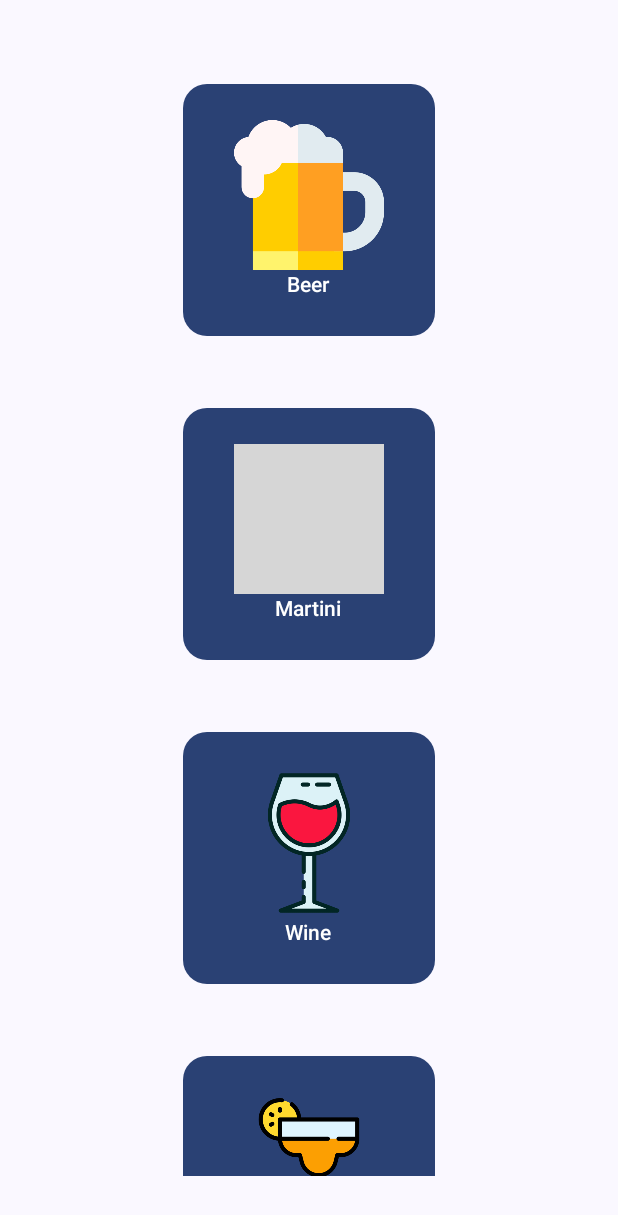
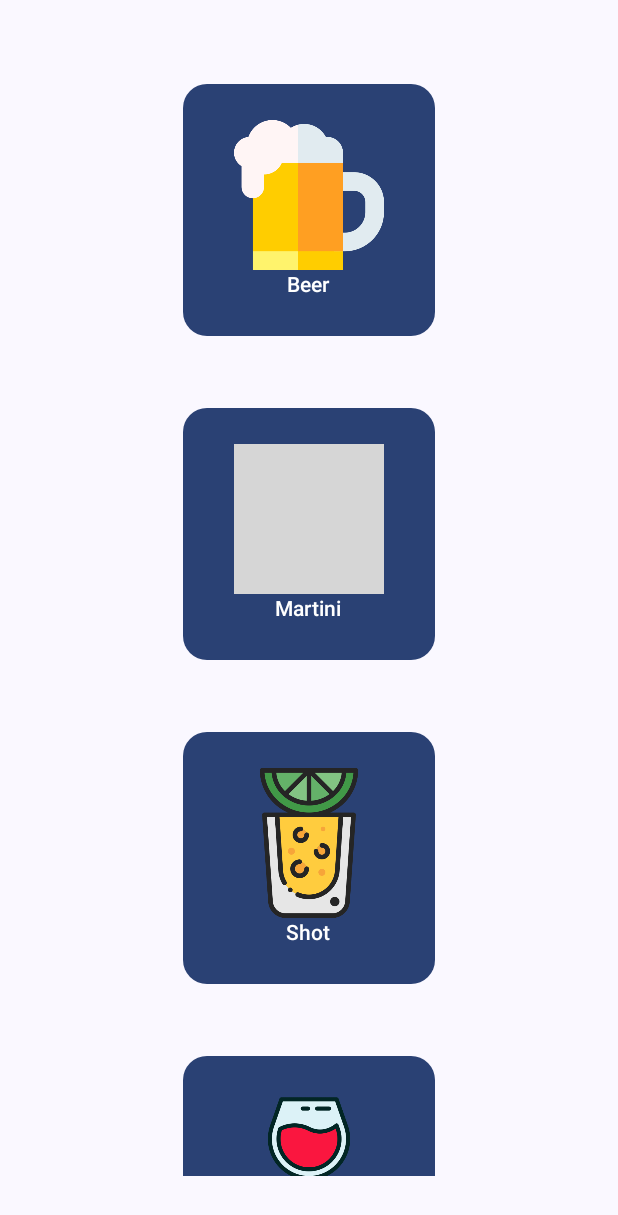
Before and after one commit to hugomdinis/TrabalhoFinalPA, an Android app built with Jetpack Compose: the screen it shows after launch (MainActivity), on a phone screen of 412 x 824 dp. Shown: the top 1215 px of the screen. Run offline under Robolectric (Android 15) with nearby library versions, the phone set to English and light mode, and no system bars; grey boxes are pictures that could not be loaded.

Commit message:
Adicionar Navegação com NavHost para quando clicar nos botões mudar de view

```diff
--- a/app/build.gradle.kts
+++ b/app/build.gradle.kts
@@ -56,6 +56,7 @@ dependencies {
     implementation(libs.androidx.ui.graphics)
     implementation(libs.androidx.ui.tooling.preview)
     implementation(libs.androidx.material3)
+    implementation(libs.androidx.navigation.compose)
     testImplementation(libs.junit)
     androidTestImplementation(libs.androidx.junit)
     androidTestImplementation(libs.androidx.espresso.core)
--- a/app/src/main/java/com/example/trabalhofinalpa/Data/Drink.kt
+++ b/app/src/main/java/com/example/trabalhofinalpa/Data/Drink.kt
@@ -10,6 +10,7 @@ data class Drink(val name: String, val imageRes: Int){
         val drinks = listOf(
             Drink("Beer", R.drawable.beer_mug),
             Drink("Martini", R.drawable.martini),
+            Drink("Shot", R.drawable.shot),
             Drink("Wine", R.drawable.copodevinho),
             Drink("Margarita", R.drawable.margarita),
             Drink("Whiskey", R.drawable.whiskey),
--- a/app/src/main/java/com/example/trabalhofinalpa/MainActivity.kt
+++ b/app/src/main/java/com/example/trabalhofinalpa/MainActivity.kt
@@ -24,6 +24,10 @@ import androidx.compose.ui.Modifier
 import androidx.compose.ui.res.painterResource
 import androidx.compose.ui.tooling.preview.Preview
 import androidx.compose.ui.unit.dp
+import androidx.navigation.NavHostController
+import androidx.navigation.compose.NavHost
+import androidx.navigation.compose.composable
+import androidx.navigation.compose.rememberNavController
 import com.example.trabalhofinalpa.Data.Drink
 import com.example.trabalhofinalpa.Data.Drink.Companion.drinks
 import com.example.trabalhofinalpa.ui.theme.TrabalhoFinalPATheme
@@ -37,14 +41,29 @@ class MainActivity : ComponentActivity() {
                 Surface(
                     modifier = Modifier.fillMaxSize()
                 ) {
-                    NightOutLayout()
+                    SetupNavigation()
                 }
             }
         }
     }
 
     @Composable
-    fun NightOutLayout() {
+    fun SetupNavigation(){
+        val navController = rememberNavController()
+
+        NavHost(navController = navController, startDestination = "home"){
+            composable("home"){
+                NightOutLayout(navController)
+            }
+            composable("drinkQuantity/{drinkName}"){backStackEntry ->
+                val drinkName = backStackEntry.arguments?.getString("drinkName") ?: ""
+                DrinkScreen(drinkName = drinkName)
+            }
+        }
+    }
+
+    @Composable
+    fun NightOutLayout(navController: NavHostController) {
         LazyColumn (
             modifier = Modifier
                 .padding(40.dp)
@@ -53,15 +72,15 @@ class MainActivity : ComponentActivity() {
             verticalArrangement = Arrangement.spacedBy(16.dp)
         ){
             items(drinks) {drink ->
-                DrinkButton(drink)
+                DrinkButton(drink, navController)
             }
         }
     }
 
     @Composable
-    fun DrinkButton(drink: Drink) {
+    fun DrinkButton(drink: Drink, navController: NavHostController) {
         Button(
-            onClick = { /*TODO*/ },
+            onClick = { navController.navigate("drinkQuantity/${drink.name}") },
             modifier = Modifier
                 .size(200.dp)
                 .padding(16.dp),
@@ -82,11 +101,16 @@ class MainActivity : ComponentActivity() {
         }
     }
 
+    @Composable
+    fun DrinkScreen(drinkName: String) {
+
+    }
+
     @Preview(showBackground = true)
     @Composable
     fun NightOutPreview() {
         TrabalhoFinalPATheme {
-            NightOutLayout()
+            NightOutLayout(rememberNavController())
         }
     }
 }
--- a/gradle/libs.versions.toml
+++ b/gradle/libs.versions.toml
@@ -8,6 +8,7 @@ espressoCore = "3.5.1"
 lifecycleRuntimeKtx = "2.6.1"
 activityCompose = "1.8.0"
 composeBom = "2023.08.00"
+navigationCompose = "2.7.7"
 
 [libraries]
 androidx-core-ktx = { group = "androidx.core", name = "core-ktx", version.ref = "coreKtx" }
@@ -24,6 +25,7 @@ androidx-ui-tooling-preview = { group = "androidx.compose.ui", name = "ui-toolin
 androidx-ui-test-manifest = { group = "androidx.compose.ui", name = "ui-test-manifest" }
 androidx-ui-test-junit4 = { group = "androidx.compose.ui", name = "ui-test-junit4" }
 androidx-material3 = { group = "androidx.compose.material3", name = "material3" }
+androidx-navigation-compose = { group = "androidx.navigation", name = "navigation-compose", version.ref = "navigationCompose" }
 
 [plugins]
 android-application = { id = "com.android.application", version.ref = "agp" }
```
Also changed, not shown: app/src/main/res/drawable/shot.png (added).
